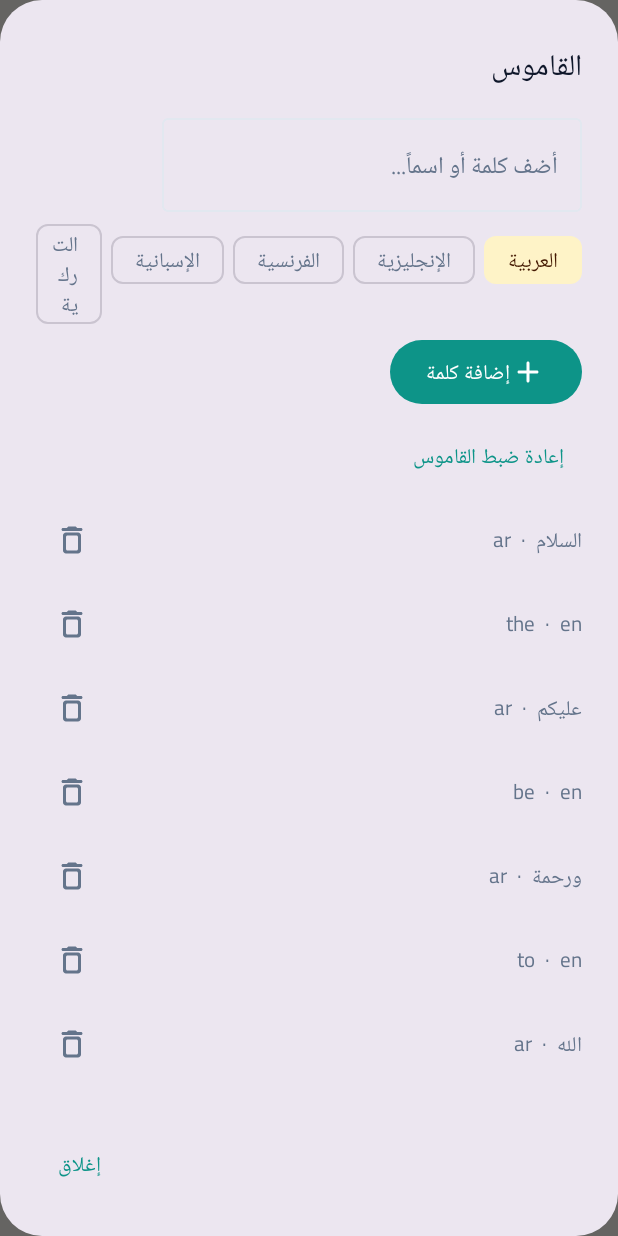
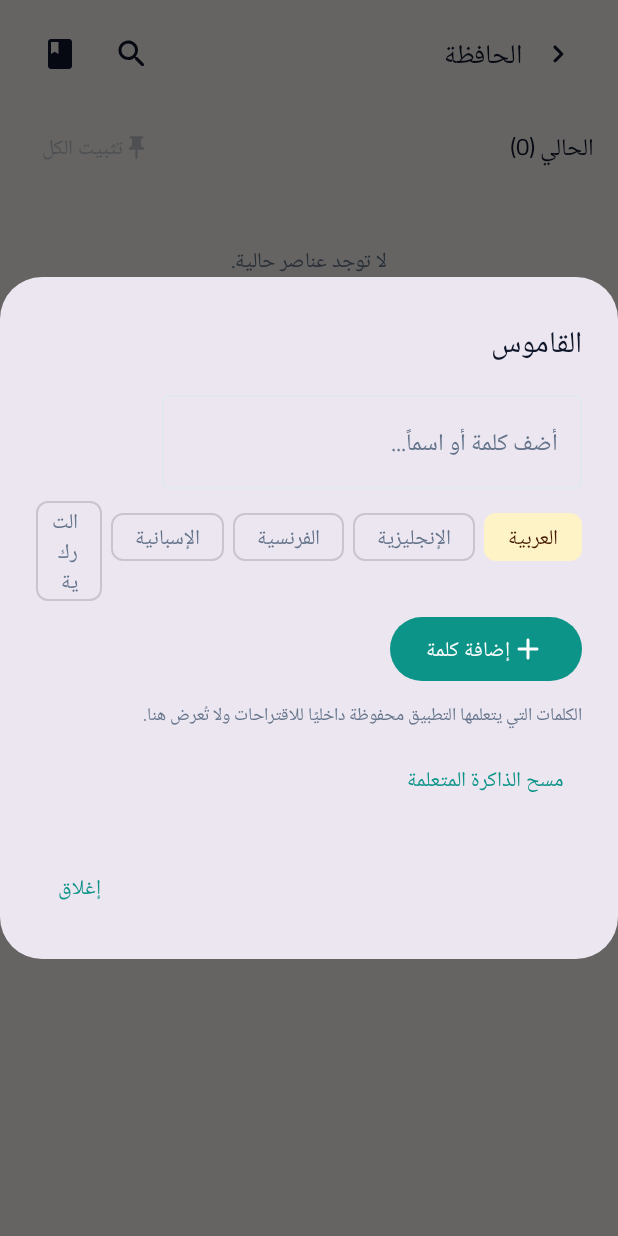
Before and after one commit to Maxaseel/bayankeys, an Android app built with Jetpack Compose: the ClipboardDictionaryScreen screen opened through its navigation route, after a tap on "القاموس", on a phone screen of 412 x 824 dp. Run offline under Robolectric (Android 15) with nearby library versions, the phone set to English and light mode, and no system bars; our stand-ins replace Room's generated code; pictures from the network do not load; 2 other taps on this screen came first.

Commit message:
Hide learned words from dictionary UI

```diff
--- a/app/src/main/java/com/example/ui/screens/ClipboardDictionaryScreen.kt
+++ b/app/src/main/java/com/example/ui/screens/ClipboardDictionaryScreen.kt
@@ -26,6 +26,8 @@ import androidx.compose.material.icons.rounded.ChevronRight
 import androidx.compose.material.icons.rounded.ContentCopy
 import androidx.compose.material.icons.rounded.DeleteOutline
 import androidx.compose.material.icons.rounded.DeleteSweep
+import androidx.compose.material.icons.rounded.KeyboardArrowDown
+import androidx.compose.material.icons.rounded.KeyboardArrowUp
 import androidx.compose.material.icons.rounded.PushPin
 import androidx.compose.material.icons.rounded.Search
 import androidx.compose.material3.AlertDialog
@@ -68,6 +70,7 @@ fun ClipboardDictionaryScreen(
     onAddManualClip: (String, Boolean) -> Unit,
     onTogglePinClip: (ClipboardEntity) -> Unit,
     onDeleteClip: (Long) -> Unit,
+    onMovePinnedClip: (ClipboardEntity, Int) -> Unit = { _, _ -> },
     onClearUnpinned: () -> Unit,
     onAddCustomWord: (String, KeyboardLanguage) -> Unit,
     onDeleteLearnedWord: (String, String) -> Unit,
@@ -147,15 +150,16 @@ fun ClipboardDictionaryScreen(
                         if (newWordText.isNotBlank()) onAddCustomWord(newWordText, newWordLang)
                         newWordText = ""
                     }) { Icon(Icons.Rounded.Add, contentDescription = null); Text(pick(isAr, "إضافة كلمة", "Add word")) }
-                    TextButton(onClick = { dialog = "reset" }) { Text(pick(isAr, "إعادة ضبط القاموس", "Reset dictionary")) }
-                    learnedWords.take(20).forEach { word ->
-                        Row(verticalAlignment = Alignment.CenterVertically) {
-                            Text("${word.word}  ·  ${word.languageCode}", modifier = Modifier.weight(1f))
-                            IconButton(onClick = { onDeleteLearnedWord(word.word, word.languageCode) }) {
-                                Icon(Icons.Rounded.DeleteOutline, contentDescription = pick(isAr, "حذف", "Delete"))
-                            }
-                        }
-                    }
+                    Text(
+                        pick(
+                            isAr,
+                            "الكلمات التي يتعلمها التطبيق محفوظة داخليًا للاقتراحات ولا تُعرض هنا.",
+                            "Words learned from typing are kept privately for suggestions and are not displayed here."
+                        ),
+                        style = MaterialTheme.typography.bodySmall,
+                        color = MaterialTheme.colorScheme.onSurfaceVariant
+                    )
+                    TextButton(onClick = { dialog = "reset" }) { Text(pick(isAr, "مسح الذاكرة المتعلمة", "Clear learned memory")) }
                 }
             },
             confirmButton = { TextButton(onClick = { dialog = "" }) { Text(pick(isAr, "إغلاق", "Close")) } }
@@ -289,6 +293,7 @@ fun ClipboardDictionaryScreen(
                             onPin = { onTogglePinClip(clip) },
                             onCopy = { clipboard.setText(AnnotatedString(clip.text)) },
                             onDelete = { onDeleteClip(clip.id) },
+                            onMove = { direction -> onMovePinnedClip(clip, direction) },
                             modifier = Modifier.weight(1f)
                         )
                     }
@@ -330,6 +335,7 @@ private fun ClipCard(
     onPin: () -> Unit,
     onCopy: () -> Unit,
     onDelete: () -> Unit,
+    onMove: (Int) -> Unit = {},
     modifier: Modifier = Modifier
 ) {
     Surface(
@@ -344,6 +350,10 @@ private fun ClipCard(
             Row(modifier = Modifier.fillMaxWidth(), horizontalArrangement = Arrangement.End) {
                 IconButton(onClick = onPin, modifier = Modifier.size(34.dp)) {
                     Icon(Icons.Rounded.PushPin, contentDescription = pick(isAr, if (pinned) "إلغاء التثبيت" else "تثبيت", if (pinned) "Unpin" else "Pin"), tint = if (pinned) MaterialTheme.colorScheme.primary else MaterialTheme.colorScheme.onSurfaceVariant, modifier = Modifier.size(18.dp))
+                }
+                if (pinned) {
+                    IconButton(onClick = { onMove(-1) }, modifier = Modifier.size(34.dp)) { Icon(Icons.Rounded.KeyboardArrowUp, contentDescription = "Move up", modifier = Modifier.size(18.dp)) }
+                    IconButton(onClick = { onMove(1) }, modifier = Modifier.size(34.dp)) { Icon(Icons.Rounded.KeyboardArrowDown, contentDescription = "Move down", modifier = Modifier.size(18.dp)) }
                 }
                 IconButton(onClick = onCopy, modifier = Modifier.size(34.dp)) {
                     Icon(Icons.Rounded.ContentCopy, contentDescription = pick(isAr, "نسخ", "Copy"), modifier = Modifier.size(18.dp))
```
